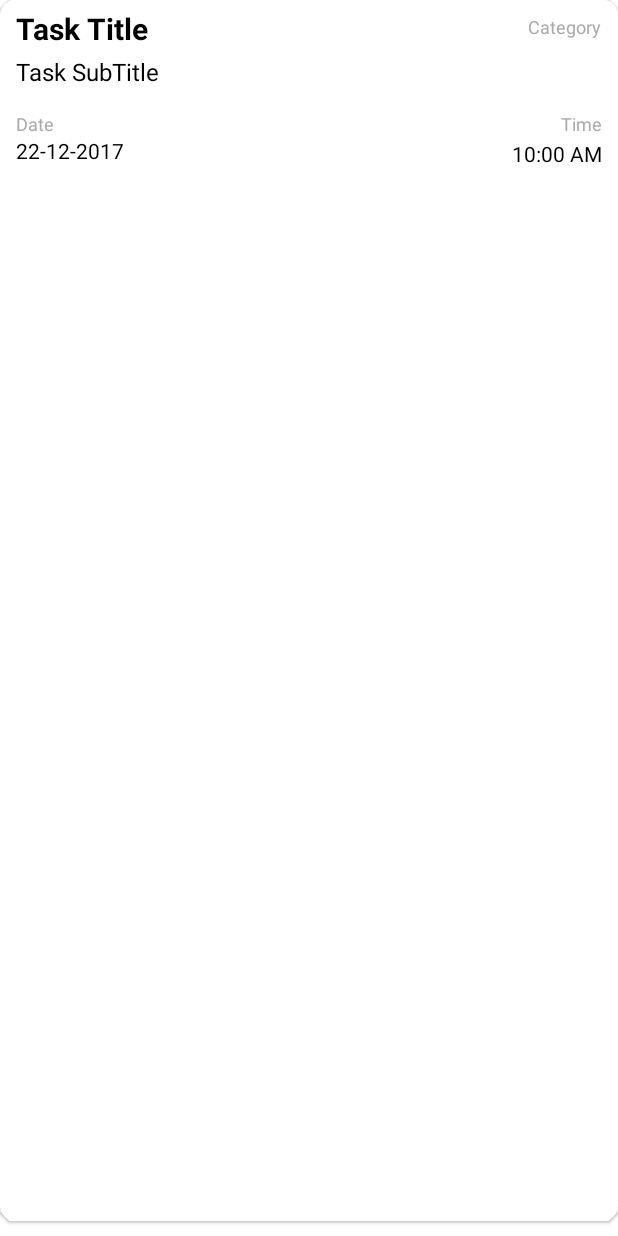
After one commit to ParthManna/To-Do-List-App, an Android app: the layout item_todo.xml on its own in the app's theme, with its tools: preview values and no code run, on a phone screen of 412 x 824 dp. The commit adds this screen. Run offline under Robolectric (Android 15) with nearby library versions, the phone set to English and light mode, and no system bars.

Commit message:
creating Todo Adapter for RecycleView

```diff
--- a/app/src/main/java/com/example/todo_p/TodoModel.kt
+++ b/app/src/main/java/com/example/todo_p/TodoModel.kt
@@ -8,7 +8,7 @@ data class TodoModel (
     var title: String,
     var description: String,
     var Category: String,
-    var data: Long,
+    var date: Long,
     var time: Long,
     var isFinished : Int = -1,
     @PrimaryKey(autoGenerate = true)
--- /dev/null
+++ b/app/src/main/res/layout/item_todo.xml
@@ -0,0 +1,135 @@
+<?xml version="1.0" encoding="utf-8"?>
+<com.google.android.material.card.MaterialCardView xmlns:android="http://schemas.android.com/apk/res/android"
+    xmlns:app="http://schemas.android.com/apk/res-auto"
+    xmlns:tools="http://schemas.android.com/tools"
+    android:padding="10dp"
+    android:layout_marginBottom="10dp"
+    android:layout_width="match_parent"
+    android:layout_height="wrap_content"
+    android:elevation="10dp"
+    app:cardCornerRadius="10dp">
+
+    <View
+        android:id="@+id/viewColorTag"
+        android:layout_width="match_parent"
+        android:layout_height="match_parent"/>
+
+    <RelativeLayout
+        android:layout_width="match_parent"
+        android:layout_height="wrap_content"
+        android:layout_marginBottom="5dp"
+        android:layout_marginStart="5dp"
+        android:background="@android:color/white"
+        android:paddingBottom="5dp">
+
+        <RelativeLayout
+            android:layout_width="match_parent"
+            android:layout_height="wrap_content"
+            android:layout_marginEnd="5dp"
+            android:background="?android:attr/selectableItemBackground"
+            android:clickable="true"
+            android:padding="5dp">
+
+
+            <TextView
+                android:id="@+id/txtShowTitle"
+                android:layout_width="wrap_content"
+                android:layout_height="wrap_content"
+                android:layout_alignParentStart="true"
+                android:layout_marginEnd="5dp"
+                android:layout_toStartOf="@+id/txtShowCategory"
+                android:ellipsize="end"
+                android:maxLines="1"
+                tools:text="Task Title"
+                android:textColor="@android:color/black"
+                android:textSize="20sp"
+                android:textStyle="bold"
+                />
+
+            <TextView
+                android:id="@+id/txtShowTask"
+                android:layout_width="wrap_content"
+                android:layout_height="wrap_content"
+                android:layout_alignParentStart="true"
+                android:layout_marginTop="4dp"
+                android:layout_below="@+id/txtShowTitle"
+                android:ellipsize="end"
+                android:maxLines="1"
+                tools:text="Task SubTitle"
+                android:textColor="@android:color/black"
+                android:textSize="16sp"
+                />
+
+            <TextView
+                android:id="@+id/txtShowCategory"
+                android:layout_width="wrap_content"
+                android:layout_height="wrap_content"
+                android:layout_alignParentEnd="true"
+                android:layout_marginTop="4dp"
+                android:ellipsize="end"
+                android:maxLines="1"
+                android:maxWidth="80dp"
+                tools:text="Category"
+                android:textColor="@android:color/darker_gray"
+                android:textSize="12sp"
+                />
+
+            <TextView
+                android:id="@+id/textDate"
+                android:layout_width="wrap_content"
+                android:layout_height="wrap_content"
+                android:layout_alignParentStart="true"
+                android:layout_marginTop="15dp"
+                android:layout_below="@+id/txtShowTask"
+                android:text="Date"
+                android:textColor="@android:color/darker_gray"
+                android:textSize="12sp"
+                android:visibility="visible"
+                />
+
+            <TextView
+                android:id="@+id/txtShowDate"
+                android:layout_width="wrap_content"
+                android:layout_height="wrap_content"
+                android:layout_alignParentStart="true"
+                android:layout_below="@+id/textDate"
+                tools:text="22-12-2017"
+                android:textColor="@android:color/black"
+                android:visibility="visible"
+                />
+
+            <TextView
+                android:id="@+id/textTime"
+                android:layout_width="wrap_content"
+                android:layout_height="wrap_content"
+                android:layout_alignParentEnd="true"
+                android:layout_marginTop="15dp"
+                android:layout_below="@+id/txtShowTask"
+                android:text="Time"
+                android:textColor="@android:color/darker_gray"
+                android:textSize="12sp"
+                android:visibility="visible"
+                />
+
+            <TextView
+                android:id="@+id/txtShowTime"
+                android:layout_width="wrap_content"
+                android:layout_height="wrap_content"
+                android:layout_below="@id/textTime"
+                android:layout_alignParentEnd="true"
+                android:layout_marginTop="2dp"
+                android:textColor="@android:color/black"
+                android:textSize="14sp"
+                tools:text="10:00 AM"
+                android:visibility="visible" />
+
+
+
+
+        </RelativeLayout>
+
+
+    </RelativeLayout>
+
+
+</com.google.android.material.card.MaterialCardView>
```
Also changed, not shown: app/src/main/java/com/example/todo_p/TodoAdapter.kt (added, +58 -0 lines), app/src/main/res/values/colors.xml (+23 -0 lines).
